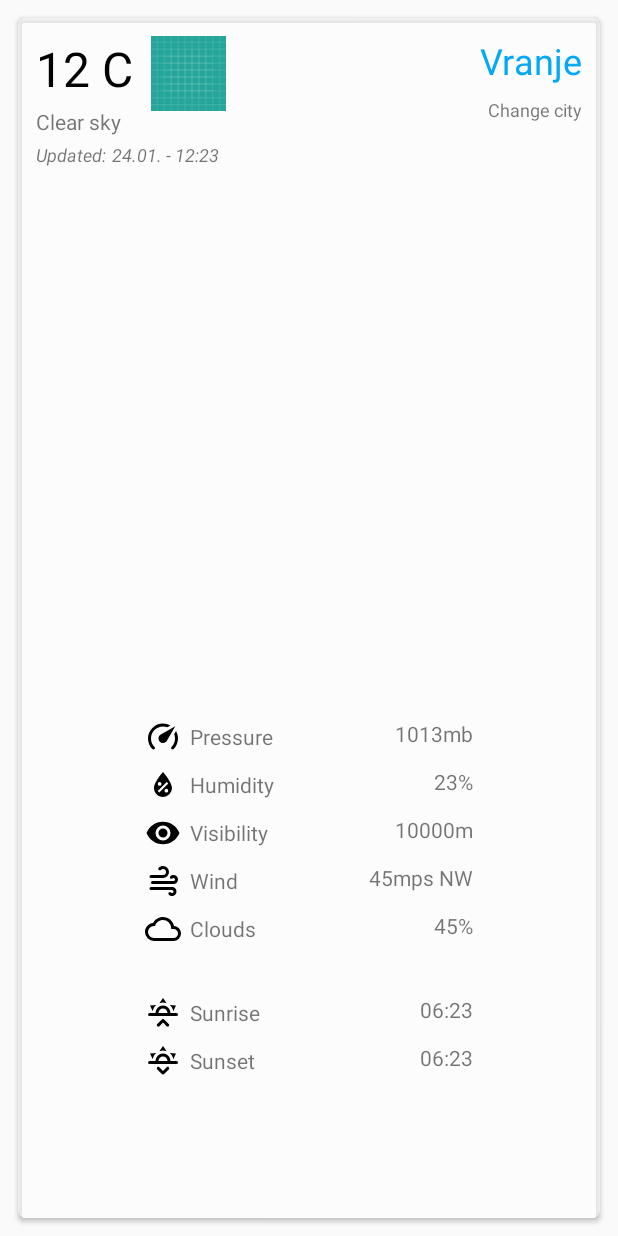
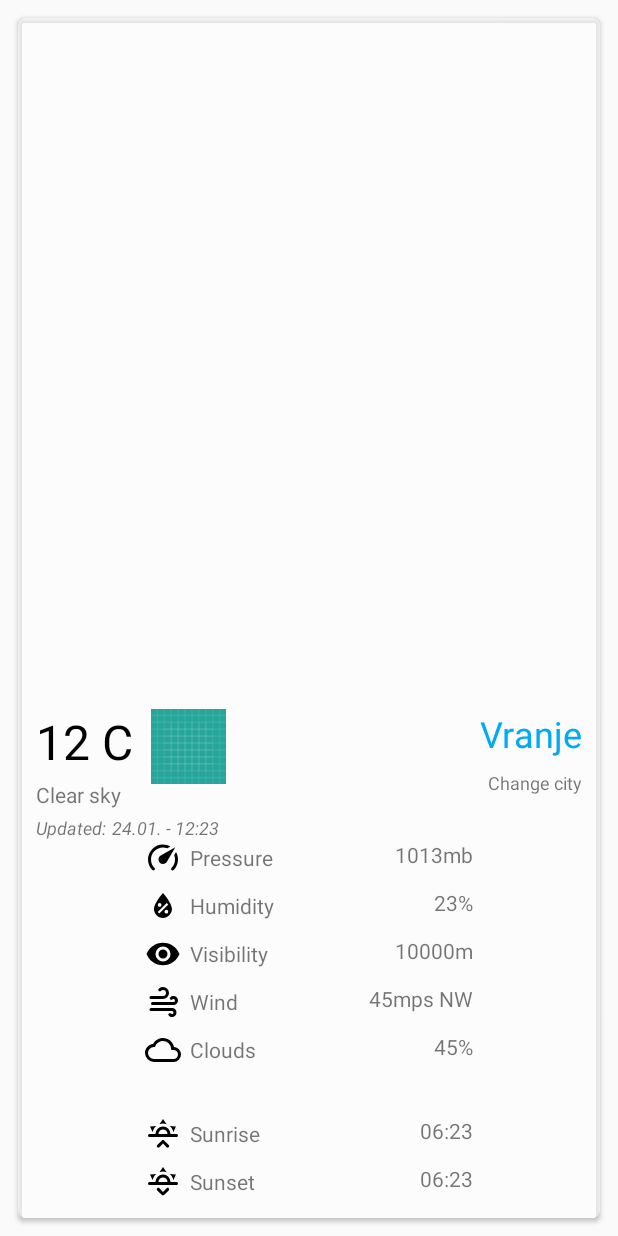
Before and after one commit to stefans2708/weathraw, an Android app: the layout item_city_current_weather.xml on its own in the app's theme, with its tools: preview values and no code run, on a phone screen of 412 x 824 dp. Run offline under Robolectric (Android 15) with nearby library versions, the phone set to English and light mode, and no system bars.

Commit message:
fixed about link, fixed date on current weather card, other small improvements

```diff
--- a/app/src/main/java/com/example/stefan/weathraw/repository/WeatherRepository.java
+++ b/app/src/main/java/com/example/stefan/weathraw/repository/WeatherRepository.java
@@ -48,7 +48,7 @@ public class WeatherRepository {
                 new BiFunction<WeatherData, FiveDayCityForecast, WeatherAndForecast>() {
                     @Override
                     public WeatherAndForecast apply(WeatherData weatherData, FiveDayCityForecast forecast) throws Exception {
-                        weatherData.setLastResponseTime(new SimpleDateFormat("DD.MM. - HH:mm", Locale.US).format(new Date()));
+                        weatherData.setLastResponseTime(new SimpleDateFormat("dd.MM. - HH:mm", Locale.US).format(new Date()));
                         return new WeatherAndForecast(weatherData, forecast);
                     }
                 },
--- a/app/src/main/java/com/example/stefan/weathraw/ui/adapter/CityAdapter.java
+++ b/app/src/main/java/com/example/stefan/weathraw/ui/adapter/CityAdapter.java
@@ -73,7 +73,8 @@ public class CityAdapter extends RecyclerView.Adapter<RecyclerView.ViewHolder> {
                 break;
             }
             case ITEM_DAILY_FORECAST: {
-                ((ItemForecastViewHolder) holder).bind(((ItemForecastViewHolder) holder).binding.cardViewContainer.getContext(), new ItemForecastViewModel(weatherAndForecast.getForecastData()));
+                ((ItemForecastViewHolder) holder).bind(((ItemForecastViewHolder) holder).binding.cardViewContainer.getContext(),
+                        new ItemForecastViewModel(weatherAndForecast.getForecastData()));
                 break;
             }
         }
@@ -151,7 +152,6 @@ public class CityAdapter extends RecyclerView.Adapter<RecyclerView.ViewHolder> {
                 binding.linearItemsHolder.addView(inflater.inflate(R.layout.view_separator, binding.linearItemsHolder, false));
                 binding.linearItemsHolder.addView(itemBinding.getRoot());
             }
-
         }
 
     }
@@ -217,7 +217,7 @@ public class CityAdapter extends RecyclerView.Adapter<RecyclerView.ViewHolder> {
 
             XAxis xAxis = binding.lineChart24hForecast.getXAxis();
             xAxis.setPosition(XAxis.XAxisPosition.BOTTOM);
-            xAxis.setValueFormatter(new HourXAxisFormatter(viewModel));
+            xAxis.setValueFormatter(new HourXAxisFormatter(viewModel.getForecast().getList()));
 
             YAxis yAxis = binding.lineChart24hForecast.getAxisRight();
             yAxis.setDrawLabels(false);
--- a/app/src/main/java/com/example/stefan/weathraw/ui/dialog/ChooseCityDialog.java
+++ b/app/src/main/java/com/example/stefan/weathraw/ui/dialog/ChooseCityDialog.java
@@ -65,7 +65,7 @@ public class ChooseCityDialog extends DialogFragment implements ChooseCityAdapte
         this.listener = listener;
     }
 
-    public void refreshListAfterInsertion(City city) {
+    public void addCityToList(City city) {
         ((ChooseCityAdapter) binding.recyclerCities.getAdapter()).addItem(city);
         binding.recyclerCities.smoothScrollToPosition(binding.recyclerCities.getAdapter().getItemCount());
     }
--- a/app/src/main/java/com/example/stefan/weathraw/ui/fragment/CityDataFragment.java
+++ b/app/src/main/java/com/example/stefan/weathraw/ui/fragment/CityDataFragment.java
@@ -184,7 +184,7 @@ public class CityDataFragment extends BaseFragment implements ChooseCityDialog.O
             City city = data.getParcelableExtra(AddCityActivity.EXTRA_CITY);
             if (city != null) {
                 viewModel.updateFavouritesList(city);
-                dialog.refreshListAfterInsertion(city);
+                dialog.addCityToList(city);
             }
         }
     }
--- a/app/src/main/java/com/example/stefan/weathraw/ui/fragment/SettingsFragment.java
+++ b/app/src/main/java/com/example/stefan/weathraw/ui/fragment/SettingsFragment.java
@@ -163,7 +163,7 @@ public class SettingsFragment extends BaseFragment implements ChooseCityDialog.O
         ((AppCompatActivity) getActivity()).setSupportActionBar((android.support.v7.widget.Toolbar) binding.getRoot().findViewById(R.id.toolbar));
         ActionBar supportActionBar = ((AppCompatActivity) getActivity()).getSupportActionBar();
         if (supportActionBar != null) {
-            supportActionBar.setTitle(getContext().getString(R.string.settings));
+            supportActionBar.setTitle(getString(R.string.settings));
             supportActionBar.setDisplayHomeAsUpEnabled(true);
         }
     }
@@ -173,7 +173,7 @@ public class SettingsFragment extends BaseFragment implements ChooseCityDialog.O
         if (requestCode == RC_ADD_MORE && data != null) {
             City city = data.getParcelableExtra(AddCityActivity.EXTRA_CITY);
             if (city != null) {
-                dialog.refreshListAfterInsertion(city);
+                dialog.addCityToList(city);
                 viewModel.updateFavouritesList(city);
             }
         }
--- a/app/src/main/java/com/example/stefan/weathraw/utils/HourXAxisFormatter.java
+++ b/app/src/main/java/com/example/stefan/weathraw/utils/HourXAxisFormatter.java
@@ -1,6 +1,6 @@
 package com.example.stefan.weathraw.utils;
 
-import com.example.stefan.weathraw.viewmodel.ItemForecastViewModel;
+import com.example.stefan.weathraw.model.WeatherData;
 import com.github.mikephil.charting.components.AxisBase;
 import com.github.mikephil.charting.formatter.IAxisValueFormatter;
 
@@ -11,10 +11,10 @@ public class HourXAxisFormatter implements IAxisValueFormatter {
 
     private List<Integer> weatherTimes;
 
-    public HourXAxisFormatter(ItemForecastViewModel viewModel) {
+    public HourXAxisFormatter(List<WeatherData> weatherDataList) {
         this.weatherTimes = new ArrayList<>();
         for (int i = 0; i < 8; i++) {
-            weatherTimes.add(viewModel.getForecast().getList().get(i).getDt());
+            weatherTimes.add(weatherDataList.get(i).getDt());
         }
     }
 
--- a/app/src/main/res/layout/dialog_choose_city.xml
+++ b/app/src/main/res/layout/dialog_choose_city.xml
@@ -1,6 +1,5 @@
 <?xml version="1.0" encoding="utf-8"?>
-<layout xmlns:android="http://schemas.android.com/apk/res/android"
-    xmlns:app="http://schemas.android.com/apk/res-auto">
+<layout xmlns:android="http://schemas.android.com/apk/res/android">
 
     <data>
 
--- a/app/src/main/res/layout/fragment_about.xml
+++ b/app/src/main/res/layout/fragment_about.xml
@@ -1,6 +1,5 @@
 <?xml version="1.0" encoding="utf-8"?>
-<layout xmlns:tools="http://schemas.android.com/tools"
-    xmlns:android="http://schemas.android.com/apk/res/android"
+<layout xmlns:android="http://schemas.android.com/apk/res/android"
     xmlns:app="http://schemas.android.com/apk/res-auto">
 
     <data>
--- a/app/src/main/res/layout/item_city_current_weather.xml
+++ b/app/src/main/res/layout/item_city_current_weather.xml
@@ -75,9 +75,9 @@
                 android:layout_width="wrap_content"
                 android:layout_height="wrap_content"
                 android:layout_marginStart="4dp"
+                android:text="@{viewModel.weatherData.lastResponseTime}"
                 android:textSize="12sp"
                 android:textStyle="italic"
-                android:text="@{viewModel.weatherData.lastResponseTime}"
                 app:layout_constraintStart_toEndOf="@id/txt_update_time_label"
                 app:layout_constraintTop_toTopOf="@id/txt_update_time_label"
                 tools:text="24.01. - 12:23" />
@@ -114,7 +114,7 @@
                 app:layout_constraintBottom_toBottomOf="parent"
                 app:layout_constraintEnd_toEndOf="parent"
                 app:layout_constraintStart_toStartOf="parent"
-                app:layout_constraintTop_toTopOf="parent"
+                app:layout_constraintTop_toBottomOf="@id/txt_update_time"
                 app:layout_constraintVertical_bias="0.85">
 
                 <TextView
@@ -122,12 +122,13 @@
                     android:layout_width="wrap_content"
                     android:layout_height="wrap_content"
                     android:layout_marginEnd="24dp"
+                    android:drawableStart="@drawable/ic_speedometer"
                     android:drawablePadding="6dp"
-                    android:drawableStart="@drawable/ic_speedometer"
                     android:gravity="center_vertical"
                     android:text="@string/pressure"
                     app:layout_constraintEnd_toEndOf="@id/guideline"
-                    app:layout_constraintStart_toStartOf="parent" />
+                    app:layout_constraintStart_toStartOf="parent"
+                    app:layout_constraintTop_toTopOf="parent" />
 
                 <TextView
                     android:id="@+id/txt_pressure"
@@ -135,6 +136,8 @@
                     android:layout_height="wrap_content"
                     android:text="@{WeatherDataUtils.getPressureFormat(viewModel.weatherData.main.pressure)}"
                     app:layout_constraintEnd_toEndOf="parent"
+                    app:layout_constraintHorizontal_bias="1"
+                    app:layout_constraintStart_toStartOf="@id/guideline"
                     app:layout_constraintTop_toTopOf="@id/txt_label_pressure"
                     tools:text="1013mb" />
 
@@ -143,8 +146,8 @@
                     android:layout_width="wrap_content"
                     android:layout_height="wrap_content"
                     android:layout_marginTop="@dimen/more_info_item_margin_top"
+                    android:drawableStart="@drawable/ic_water_percent"
                     android:drawablePadding="6dp"
-                    android:drawableStart="@drawable/ic_water_percent"
                     android:gravity="center_vertical"
                     android:text="@string/humidity"
                     app:layout_constraintEnd_toEndOf="@id/guideline"
@@ -158,6 +161,8 @@
                     android:layout_height="wrap_content"
                     android:text="@{WeatherDataUtils.getHumidityFormat(viewModel.weatherData.main.humidity)}"
                     app:layout_constraintEnd_toEndOf="parent"
+                    app:layout_constraintHorizontal_bias="1"
+                    app:layout_constraintStart_toStartOf="@id/guideline"
                     app:layout_constraintTop_toTopOf="@id/txt_label_humidity"
                     tools:text="23%" />
 
@@ -166,8 +171,8 @@
                     android:layout_width="wrap_content"
                     android:layout_height="wrap_content"
                     android:layout_marginTop="@dimen/more_info_item_margin_top"
+                    android:drawableStart="@drawable/ic_eye"
                     android:drawablePadding="6dp"
-                    android:drawableStart="@drawable/ic_eye"
                     android:gravity="center_vertical"
                     android:text="@string/visibility"
                     app:layout_constraintEnd_toEndOf="@id/guideline"
@@ -181,6 +186,8 @@
                     android:layout_height="wrap_content"
                     android:text="@{WeatherDataUtils.getVisibilityFormat(viewModel.weatherData.visibility)}"
                     app:layout_constraintEnd_toEndOf="parent"
+                    app:layout_constraintHorizontal_bias="1"
+                    app:layout_constraintStart_toStartOf="@id/guideline"
                     app:layout_constraintTop_toTopOf="@id/txt_label_visibility"
                     tools:text="10000m" />
 
@@ -189,8 +196,8 @@
                     android:layout_width="wrap_content"
                     android:layout_height="wrap_content"
                     android:layout_marginTop="@dimen/more_info_item_margin_top"
+                    android:drawableStart="@drawable/ic_wind"
                     android:drawablePadding="6dp"
-                    android:drawableStart="@drawable/ic_wind"
                     android:gravity="center_vertical"
                     android:text="@string/wind"
                     app:layout_constraintEnd_toEndOf="@id/guideline"
@@ -204,6 +211,8 @@
                     android:layout_height="wrap_content"
                     android:text="@{WeatherDataUtils.getWindFormat(viewModel.weatherData.wind.speed)}"
                     app:layout_constraintEnd_toEndOf="parent"
+                    app:layout_constraintHorizontal_bias="1"
+                    app:layout_constraintStart_toStartOf="@id/guideline"
                     app:layout_constraintTop_toTopOf="@id/txt_label_wind"
                     tools:text="45mps NW" />
 
@@ -212,8 +221,8 @@
                     android:layout_width="wrap_content"
                     android:layout_height="wrap_content"
                     android:layout_marginTop="@dimen/more_info_item_margin_top"
+                    android:drawableStart="@drawable/ic_cloud"
                     android:drawablePadding="6dp"
-                    android:drawableStart="@drawable/ic_cloud"
                     android:gravity="center_vertical"
                     android:text="@string/clouds"
                     app:layout_constraintEnd_toEndOf="@id/guideline"
@@ -227,6 +236,8 @@
                     android:layout_height="wrap_content"
                     android:text="@{WeatherDataUtils.getCloudFormat(viewModel.weatherData.clouds.cloudPercent)}"
                     app:layout_constraintEnd_toEndOf="parent"
+                    app:layout_constraintHorizontal_bias="1"
+                    app:layout_constraintStart_toStartOf="@id/guideline"
                     app:layout_constraintTop_toTopOf="@id/txt_label_clouds"
                     tools:text="45%" />
 
@@ -235,8 +246,8 @@
                     android:layout_width="wrap_content"
                     android:layout_height="wrap_content"
                     android:layout_marginTop="32dp"
+                    android:drawableStart="@drawable/ic_sunrise"
                     android:drawablePadding="6dp"
-                    android:drawableStart="@drawable/ic_sunrise"
                     android:gravity="center_vertical"
                     android:text="@string/sunrise"
                     app:layout_constraintEnd_toEndOf="@id/guideline"
@@ -250,6 +261,8 @@
                     android:layout_height="wrap_content"
                     android:text="@{WeatherDataUtils.getHourMinuteFormat(viewModel.weatherData.sys.sunrise)}"
                     app:layout_constraintEnd_toEndOf="parent"
+                    app:layout_constraintHorizontal_bias="1"
+                    app:layout_constraintStart_toStartOf="@id/guideline"
                     app:layout_constraintTop_toTopOf="@id/txt_label_sunrise"
                     tools:text="06:23" />
 
@@ -258,8 +271,8 @@
                     android:layout_width="wrap_content"
                     android:layout_height="wrap_content"
                     android:layout_marginTop="@dimen/more_info_item_margin_top"
+                    android:drawableStart="@drawable/ic_sunset"
                     android:drawablePadding="6dp"
-                    android:drawableStart="@drawable/ic_sunset"
                     android:gravity="center_vertical"
                     android:text="@string/sunset"
                     app:layout_constraintEnd_toEndOf="@id/guideline"
@@ -273,6 +286,8 @@
                     android:layout_height="wrap_content"
                     android:text="@{WeatherDataUtils.getHourMinuteFormat(viewModel.weatherData.sys.sunset)}"
                     app:layout_constraintEnd_toEndOf="parent"
+                    app:layout_constraintHorizontal_bias="1"
+                    app:layout_constraintStart_toStartOf="@id/guideline"
                     app:layout_constraintTop_toTopOf="@id/txt_label_sunset"
                     tools:text="06:23" />
 
```
Also changed, not shown: app/src/main/java/com/example/stefan/weathraw/ui/dialog/BottomMenuDialog.java (deleted, +0 -40 lines), app/src/main/java/com/example/stefan/weathraw/ui/fragment/AboutFragment.java (+9 -2 lines), app/src/main/java/com/example/stefan/weathraw/ui/fragment/BaseFragment.java (+0 -14 lines), app/src/main/java/com/example/stefan/weathraw/utils/WeatherDataUtils.java (+7 -8 lines), app/src/main/java/com/example/stefan/weathraw/viewmodel/ItemForecastViewModel.java (+2 -13 lines), 1 other file.
